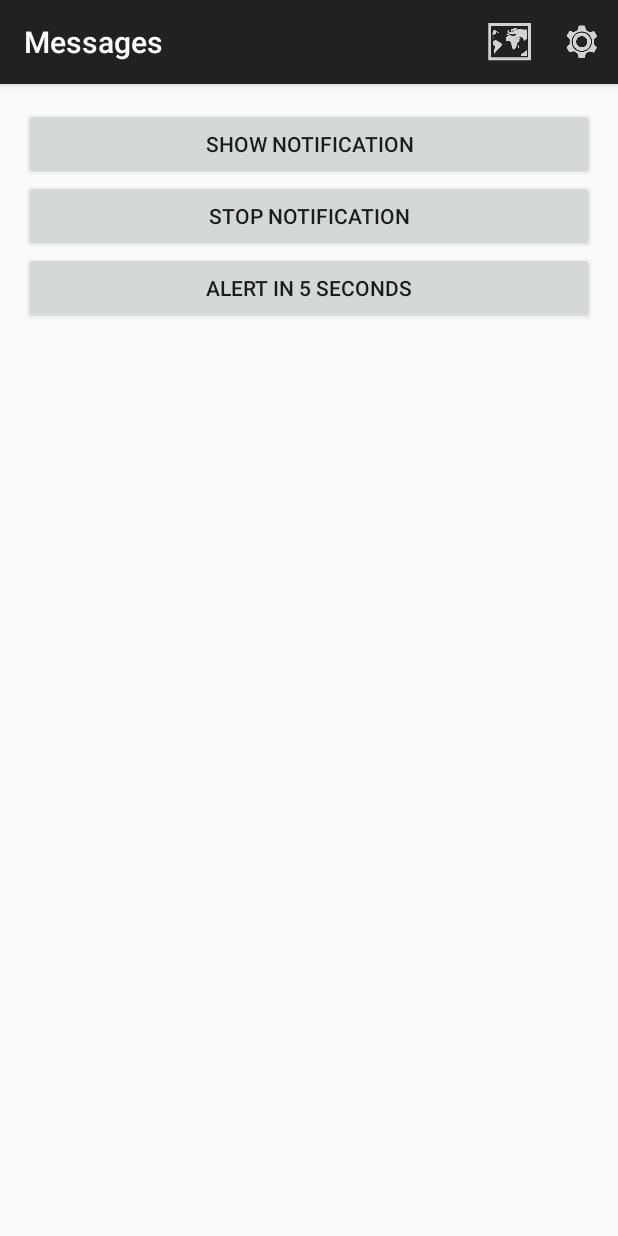
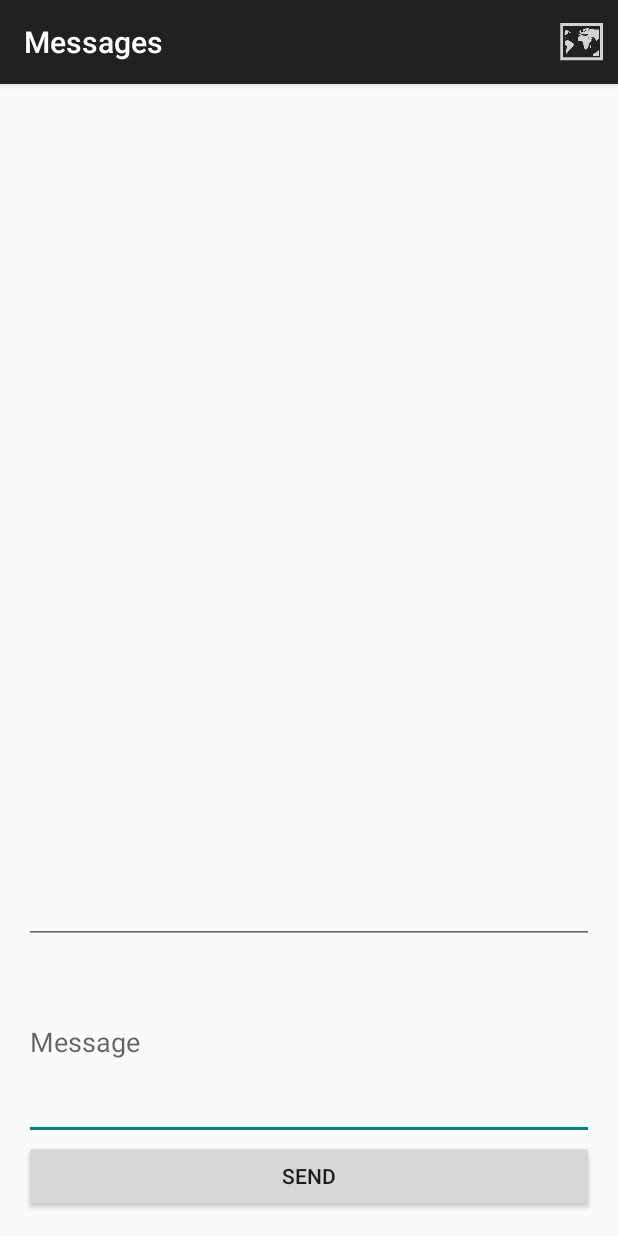
Before and after one commit to zshires/buz, an Android app: the MessagesActivity screen opened directly, with no data from a screen before it, on a phone screen of 412 x 824 dp. Run offline under Robolectric (Android 15) with nearby library versions, the phone set to English and light mode, and no system bars.

Commit message:
Added in app messaging

```diff
--- a/app/src/main/java/zshires/com/buz/FriendsActivity.java
+++ b/app/src/main/java/zshires/com/buz/FriendsActivity.java
@@ -57,8 +57,9 @@ public class FriendsActivity extends ActionBarActivity {
 
     public void send_a_message(View v) {
         TextView theTextView = (TextView) v.findViewById(R.id.friendNameView);
-        Toast.makeText(getApplicationContext(), theTextView.getText(),
-                Toast.LENGTH_LONG).show();
+        Intent intent = new Intent(getBaseContext(), MessagesActivity.class);
+        intent.putExtra("nameOfRecipient",  theTextView.getText());
+        startActivity(intent);
     }
 
     @Override
--- a/app/src/main/java/zshires/com/buz/MessagesActivity.java
+++ b/app/src/main/java/zshires/com/buz/MessagesActivity.java
@@ -1,5 +1,6 @@
 package zshires.com.buz;
 
+import android.app.Activity;
 import android.app.AlarmManager;
 import android.app.NotificationManager;
 import android.app.PendingIntent;
@@ -9,8 +10,8 @@ import android.content.Context;
 import android.content.Intent;
 import android.os.Handler;
 import android.support.v4.app.NotificationCompat;
+import android.os.Bundle;
 import android.support.v7.app.ActionBarActivity;
-import android.os.Bundle;
 import android.telephony.SmsManager;
 import android.telephony.gsm.SmsMessage;
 import android.util.Log;
@@ -25,9 +26,11 @@ import java.util.GregorianCalendar;
 
 public class MessagesActivity extends ActionBarActivity {
 
-    EditText txtMsgEditText, pNumEditText, messagesEditText;
+String nameOfRecipient;
+    EditText txtMsgEditText, messagesEditText;
     Button sendButton;
     static String messages = "";
+    static String prevMsg = "";
     // Allows use to update the UI with new messages by telling the Activity
     // to update the UI every 5 seconds
     // A handler can schedule for code to execute at a set time in this Activities
@@ -37,7 +40,7 @@ public class MessagesActivity extends ActionBarActivity {
     Button showNotificationBut, stopNotificationBut, alertButton;
 
     // Allows us to notify the user that something happened in the background
-    NotificationManager notificationManager;
+   static NotificationManager notificationManager;
 
     // Used to track notifications
     int notifID = 33;
@@ -49,9 +52,12 @@ public class MessagesActivity extends ActionBarActivity {
     protected void onCreate(Bundle savedInstanceState) {
         super.onCreate(savedInstanceState);
         setContentView(R.layout.activity_messages);
+        stopNotification();
+
+        Intent intent = getIntent();
+        nameOfRecipient = intent.getStringExtra("nameOfRecipient");
 
         txtMsgEditText = (EditText) findViewById(R.id.txtMsgEditText);
-        pNumEditText = (EditText) findViewById(R.id.pNumEditText);
         messagesEditText = (EditText) findViewById(R.id.messagesEditText);
         sendButton = (Button) findViewById(R.id.sendButton);
 
@@ -68,12 +74,16 @@ public class MessagesActivity extends ActionBarActivity {
                 while (true) {
                     try {
                         // Wait 5 seconds and then execute the code in run()
-                        Thread.sleep(5000);
+                        Thread.sleep(3000);
                         mHandler.post(new Runnable() {
                             @Override
                             public void run() {
                                 // Update the messagesEditText
                                 messagesEditText.setText(messages);
+                                if(prevMsg != messages){
+                                    showNotification();
+                                    prevMsg = messages;
+                                }
                             }
                         });
                     } catch (Exception ex) {
@@ -85,11 +95,10 @@ public class MessagesActivity extends ActionBarActivity {
     }
 
     public void sendMessage(View view) {
-
         // Get the phone number and message to send
-        String phoneNum = pNumEditText.getText().toString();
+        //TODO: we have the user name, now get the phone number
+        String phoneNum = "4148078600";
         String message = txtMsgEditText.getText().toString();
-
         try{
 
             // Handles sending and receiving data and text
@@ -169,10 +178,9 @@ public class MessagesActivity extends ActionBarActivity {
                 Log.e("SmsReceiver", "Exception smsReceiver" +ex);
 
             }
+        }
+    }
 
-        }
-
-    }
 
     // Handles receiving MMS
     public class MMSReceiver extends BroadcastReceiver {
@@ -183,7 +191,6 @@ public class MessagesActivity extends ActionBarActivity {
         public void onReceive(Context context, Intent intent) {
 
             throw new UnsupportedOperationException("Not Implemented Yet");
-
         }
 
     }
@@ -208,58 +215,29 @@ public class MessagesActivity extends ActionBarActivity {
         super.onDestroy();
     }
 
-
-    @Override
-    public boolean onCreateOptionsMenu(Menu menu) {
-        // Inflate the menu; this adds items to the action bar if it is present.
-        getMenuInflater().inflate(R.menu.menu_messages, menu);
-        return true;
-    }
-
-    @Override
-    public boolean onOptionsItemSelected(MenuItem item) {
-        // Handle action bar item clicks here. The action bar will
-        // automatically handle clicks on the Home/Up button, so long
-        // as you specify a parent activity in AndroidManifest.xml.
-        switch (item.getItemId()) {
-            case R.id.action_home:
-                openHome();
-                return true;
-            case R.id.action_settings:
-                openSettings();
-                return true;
-            default:
-                return super.onOptionsItemSelected(item);
-        }
-    }
-
-    public void openHome() {
-        Intent intent = new Intent(this, MainActivity.class);
-        startActivity(intent);
-    }
-
     public void openSettings() {
         Intent intent = new Intent(this, SettingsActivity.class);
         startActivity(intent);
     }
 
-    public void showNotification(View view) {
+    public void showNotification() {
 
         // Builds a notification
         NotificationCompat.Builder notificBuilder = new NotificationCompat.Builder(this)
-                .setContentTitle("Message")
-                .setContentText("New Message")
+                .setContentTitle("New Message")
+                .setContentText("")
                 .setTicker("Alert New Message")
                 .setSmallIcon(R.drawable.ic_launcher);
 
         // Define that we have the intention of opening MoreInfoNotification
-        Intent moreInfoIntent = new Intent(this, MoreInfoNotification.class);
+        Intent moreInfoIntent = new Intent(this, MessagesActivity.class);
 
         // Used to stack tasks across activites so we go to the proper place when back is clicked
         TaskStackBuilder tStackBuilder = TaskStackBuilder.create(this);
 
         // Add all parents of this activity to the stack
-        tStackBuilder.addParentStack(MoreInfoNotification.class);
+        tStackBuilder.addParentStack(MainActivity.class);
+        tStackBuilder.addParentStack(FriendsActivity.class);
 
         // Add our new Intent to the stack
         tStackBuilder.addNextIntent(moreInfoIntent);
@@ -281,17 +259,17 @@ public class MessagesActivity extends ActionBarActivity {
 
         // Used so that we can't stop a notification that has already been stopped
         isNotificActive = true;
-
-
     }
 
-    public void stopNotification(View view) {
-
+    public void stopNotification() {
         // If the notification is still active close it
-        if(isNotificActive) {
+       // if(isNotificActive) {
+        try {
             notificationManager.cancel(notifID);
+        } catch (Exception e){
+            //must not have been a notification
         }
-
+       // }
     }
 
     public void setAlarm(View view) {
@@ -312,6 +290,27 @@ public class MessagesActivity extends ActionBarActivity {
         alarmManager.set(AlarmManager.RTC_WAKEUP, alertTime,
                 PendingIntent.getBroadcast(this, 1, alertIntent,
                         PendingIntent.FLAG_UPDATE_CURRENT));
+    }
+    @Override
+    public boolean onCreateOptionsMenu(Menu menu) {
+        getMenuInflater().inflate(R.menu.menu_messages, menu);
+        return true;
+    }
 
+    @Override
+    public boolean onOptionsItemSelected(MenuItem item) {
+        switch (item.getItemId()) {
+            case R.id.action_home:
+                openHome();
+                return true;
+            default:
+                return super.onOptionsItemSelected(item);
+        }
     }
+
+    public void openHome() {
+        Intent intent = new Intent(this, MainActivity.class);
+        startActivity(intent);
+    }
+
 }
--- a/app/src/main/java/zshires/com/buz/SignUpActivity.java
+++ b/app/src/main/java/zshires/com/buz/SignUpActivity.java
@@ -44,9 +44,9 @@ public class SignUpActivity extends Activity {
         String username = user.getText().toString();
 
         TelephonyManager tMgr = (TelephonyManager)getApplicationContext().getSystemService(Context.TELEPHONY_SERVICE);
-        String phonenumber = tMgr.getLine1Number();
+        String phonenumber = "\"" + tMgr.getLine1Number() + "\"";
 
-        Toast.makeText(this, phonenumber, Toast.LENGTH_SHORT);
+        //Toast.makeText(this, phonenumber, Toast.LENGTH_SHORT);
 
         AsyncHttpClient client = new AsyncHttpClient(url);
         StringEntity jsonParams = null;
@@ -57,6 +57,7 @@ public class SignUpActivity extends Activity {
                 params = new ArrayList<NameValuePair>();
                 params.add(new BasicNameValuePair("username", username));
                 params.add(new BasicNameValuePair("password", password));
+                params.add(new BasicNameValuePair("phonenumber", phonenumber));
                 //json.put("username", username);
                 //json.put("phonenumber", "2629021681");
                 //json.put("latitude", "333");
--- a/app/src/main/res/layout/activity_messages.xml
+++ b/app/src/main/res/layout/activity_messages.xml
@@ -13,7 +13,8 @@
         android:layout_alignParentTop="true"
         android:layout_alignParentLeft="true"
         android:layout_alignParentStart="true"
-        android:onClick="showNotification"/>
+        android:onClick="showNotification"
+        android:visibility="invisible"/>
 
     <Button
         android:layout_width="match_parent"
@@ -23,7 +24,8 @@
         android:layout_below="@+id/showNotificationBut"
         android:layout_alignParentLeft="true"
         android:layout_alignParentStart="true"
-        android:onClick="stopNotification"/>
+        android:onClick="stopNotification"
+        android:visibility="invisible"/>
 
     <Button
         android:layout_width="match_parent"
@@ -33,33 +35,19 @@
         android:layout_below="@+id/stopNotificationBut"
         android:layout_alignParentLeft="true"
         android:layout_alignParentStart="true"
-        android:onClick="setAlarm"/>
+        android:onClick="setAlarm"
+        android:visibility="invisible"/>
 
-
-    <EditText
-        android:layout_width="wrap_content"
-        android:layout_height="wrap_content"
-        android:inputType="phone"
-        android:ems="10"
-        android:id="@+id/pNumEditText"
-        android:layout_alignParentBottom="true"
-        android:layout_alignParentLeft="true"
-        android:layout_alignParentStart="true"
-        android:layout_marginBottom="164dp"
-        android:hint="Phone Number"
-        android:visibility="invisible"/>
 
     <Button
         android:layout_width="match_parent"
         android:layout_height="wrap_content"
         android:text="Send"
         android:id="@+id/sendButton"
-        android:layout_alignBottom="@+id/pNumEditText"
-        android:layout_toRightOf="@+id/pNumEditText"
-        android:layout_toEndOf="@+id/pNumEditText"
-        android:layout_marginLeft="10dp"
         android:onClick="sendMessage"
-        android:visibility="invisible"/>
+        android:layout_alignParentBottom="true"
+        android:layout_alignParentLeft="true"
+        android:layout_alignParentStart="true" />
 
     <EditText
         android:layout_width="match_parent"
@@ -67,14 +55,12 @@
         android:inputType="textMultiLine"
         android:ems="10"
         android:id="@+id/txtMsgEditText"
-        android:layout_below="@+id/sendButton"
-        android:layout_alignParentLeft="true"
-        android:layout_alignParentStart="true"
         android:lines="5"
         android:hint="Message"
         android:longClickable="false"
-        android:layout_marginTop="10dp"
-        android:visibility="invisible">
+        android:layout_above="@+id/sendButton"
+        android:layout_alignParentLeft="true"
+        android:layout_alignParentStart="true">
         <requestFocus />
     </EditText>
 
@@ -83,12 +69,13 @@
         android:layout_height="wrap_content"
         android:inputType="textMultiLine"
         android:ems="10"
+        android:clickable="false"
+        android:editable="false"
         android:id="@+id/messagesEditText"
-        android:layout_alignParentTop="true"
-        android:layout_alignParentLeft="true"
-        android:layout_alignParentStart="true"
-        android:layout_above="@+id/sendButton"
-        android:visibility="invisible"/>
+        android:layout_alignParentRight="true"
+        android:layout_alignParentEnd="true"
+        android:layout_alignTop="@+id/showNotificationBut"
+        android:layout_above="@+id/txtMsgEditText" />
 
 
 </RelativeLayout>
--- a/app/src/main/res/menu/menu_messages.xml
+++ b/app/src/main/res/menu/menu_messages.xml
@@ -1,16 +1,12 @@
+<?xml version="1.0" encoding="utf-8"?>
 <menu xmlns:android="http://schemas.android.com/apk/res/android"
+    xmlns:tools="http://schemas.android.com/tools"
     xmlns:app="http://schemas.android.com/apk/res-auto"
-    xmlns:tools="http://schemas.android.com/tools" tools:context="zshires.com.buz.MessagesActivity">
+    tools:context=".FriendsActivity">
 
     <item android:id="@+id/action_home"
+        android:icon="@drawable/ic_action_map"
         android:title="Home"
-        android:icon="@drawable/ic_action_map"
-        app:showAsAction="ifRoom"
-        android:visible="true"/>
-
-    <item android:id="@+id/action_settings"
-        android:title="@string/action_settings"
-        android:icon="@drawable/ic_action_settings"
         app:showAsAction="ifRoom"
         android:visible="true"/>
 
```
